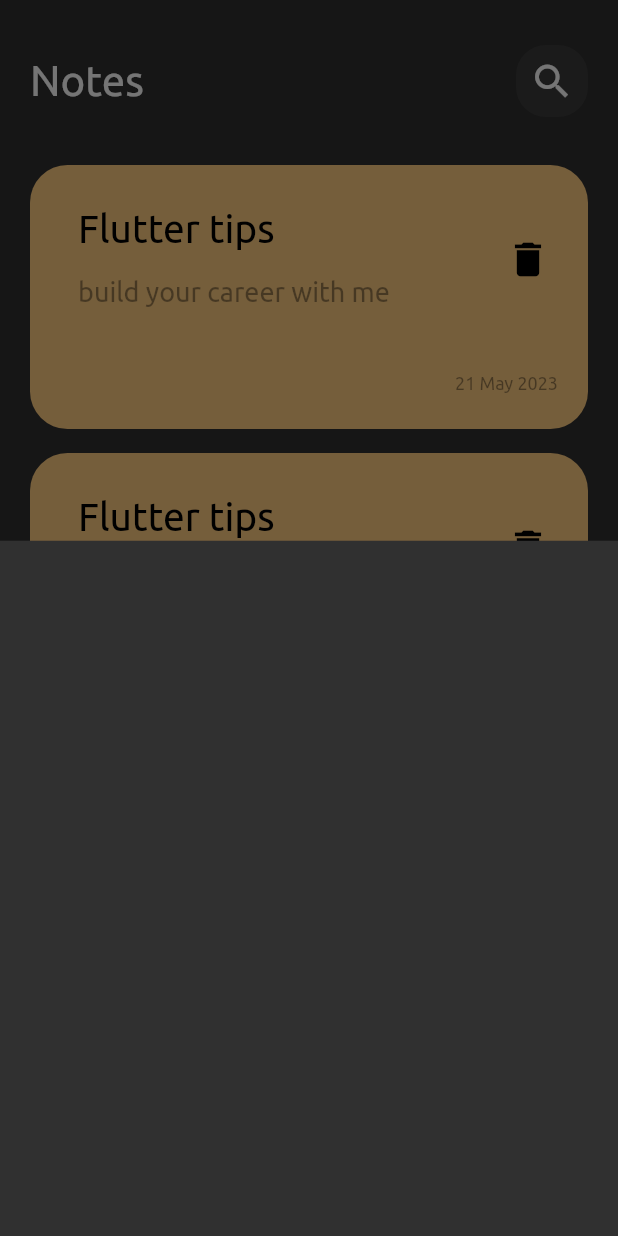
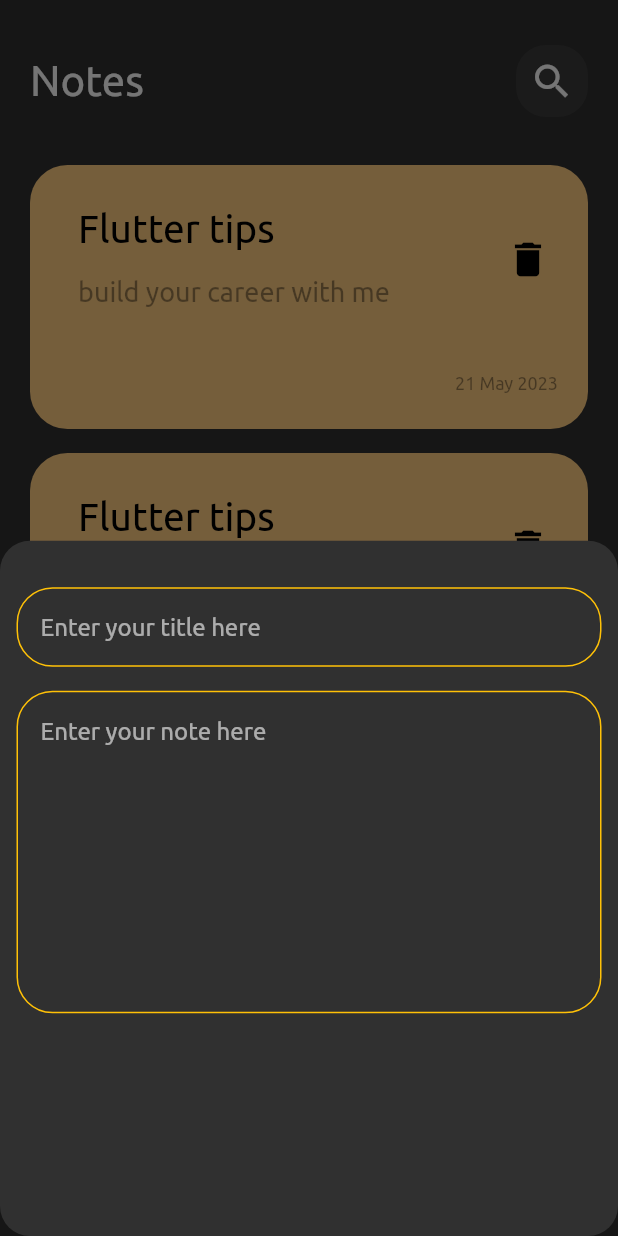
Before and after one commit to aymen-hacini/notes_app_flutter, a Flutter app: the screen it shows after launch, after a tap on the "add" icon, on a phone screen of 412 x 824 dp. Run offline on Flutter 3.47's test engine with Material 2 defaults, Android fonts, the phone set to English and light mode, and no system bars.

Commit message:
add fields to bottom sheet

```diff
--- a/notes_app/lib/views/notes_view.dart
+++ b/notes_app/lib/views/notes_view.dart
@@ -12,6 +12,7 @@ class NotesView extends StatelessWidget {
       floatingActionButton: FloatingActionButton(
         onPressed: () {
           showModalBottomSheet(
+            shape: RoundedRectangleBorder(borderRadius: BorderRadius.circular(20)),
               context: context,
               builder: (context) {
                 return const addnotebottomsheet();
--- a/notes_app/lib/views/widgets/add_note_bottom_sheet.dart
+++ b/notes_app/lib/views/widgets/add_note_bottom_sheet.dart
@@ -1,10 +1,22 @@
 import 'package:flutter/material.dart';
+import 'package:notes_app/views/widgets/custom_text_field.dart';
 
 class addnotebottomsheet extends StatelessWidget {
   const addnotebottomsheet({super.key});
 
   @override
   Widget build(BuildContext context) {
-    return Container();
+    return Padding(
+      padding: const EdgeInsets.all(11.0),
+      child: Column(
+        children: [
+          SizedBox(height: 20),
+          const customtextfield(hint: 'Enter your title here',),
+          SizedBox(height: 16,),
+          const customtextfield(hint: 'Enter your note here', maxlines: 10,),
+
+        ],
+      ),
+    );
   }
 }
--- /dev/null
+++ b/notes_app/lib/views/widgets/constants.dart
@@ -0,0 +1,3 @@
+import 'package:flutter/material.dart';
+
+const kprimarycolor = Colors.redAccent;
--- /dev/null
+++ b/notes_app/lib/views/widgets/custom_text_field.dart
@@ -0,0 +1,28 @@
+import 'package:flutter/material.dart';
+import 'package:notes_app/views/widgets/constants.dart';
+
+class customtextfield extends StatelessWidget {
+  const customtextfield({super.key, required this.hint,  this.maxlines = 1});
+
+  final String hint;
+  final int maxlines;
+
+  @override
+  Widget build(BuildContext context) {
+    return TextField(
+      cursorColor: kprimarycolor,
+      maxLines: maxlines,
+      decoration: InputDecoration(
+          contentPadding: EdgeInsets.only(left: 16, top: 35),
+          hintText: hint,
+
+          //border: buildborder(),
+          enabledBorder: buildborder(Colors.amber),
+          focusedBorder: buildborder(kprimarycolor)),
+    );
+  }
+
+  OutlineInputBorder buildborder([color]) => OutlineInputBorder(
+      borderRadius: BorderRadius.circular(24),
+      borderSide: BorderSide(color: color ?? Colors.white));
+}
```
